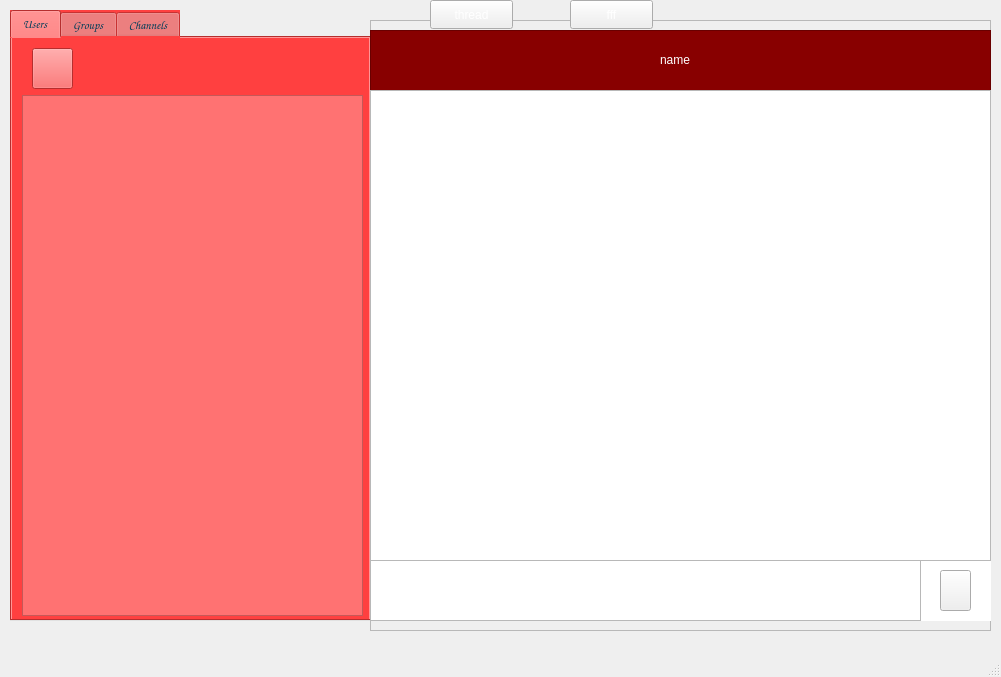
Above: code/mainwindow.ui from SAliAkhiM/AP-Project-Daligram before the change. Below: the same form after it.
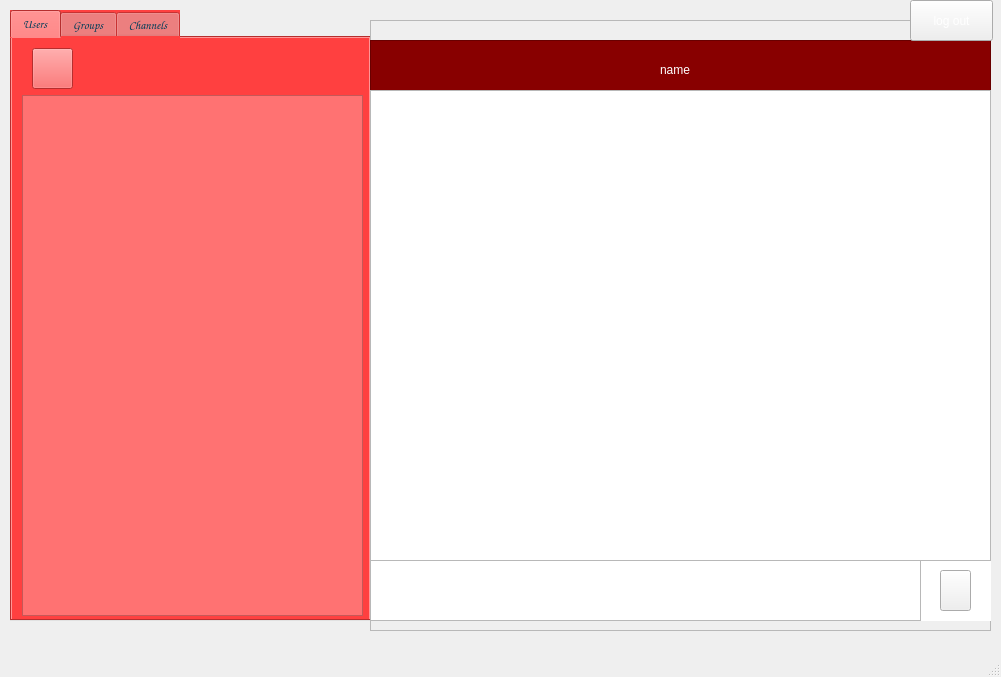
That is the form after the change. The open tabs and pages were chosen to show the change. Icons and pictures are not drawn.

```diff
--- a/code/mainwindow.ui
+++ b/code/mainwindow.ui
@@ -183,9 +183,9 @@
      <property name="geometry">
       <rect>
        <x>0</x>
-       <y>10</y>
+       <y>20</y>
        <width>621</width>
-       <height>61</height>
+       <height>51</height>
       </rect>
      </property>
      <property name="styleSheet">
@@ -303,30 +303,13 @@
      <string/>
     </property>
    </widget>
-   <widget class="QPushButton" name="pushButton">
-    <property name="geometry">
-     <rect>
-      <x>430</x>
-      <y>0</y>
-      <width>83</width>
-      <height>29</height>
-     </rect>
-    </property>
-    <property name="styleSheet">
-     <string notr="true">border-image: url(:/new/prefix1/neumorphic-rectangle-button-free-png.png);
-color: rgb(255, 255, 255);</string>
-    </property>
-    <property name="text">
-     <string>thread</string>
-    </property>
-   </widget>
    <widget class="QPushButton" name="pushButton_2">
     <property name="geometry">
      <rect>
-      <x>570</x>
+      <x>910</x>
       <y>0</y>
       <width>83</width>
-      <height>29</height>
+      <height>41</height>
      </rect>
     </property>
     <property name="styleSheet">
@@ -334,7 +317,7 @@
 color: rgb(255, 255, 255);</string>
     </property>
     <property name="text">
-     <string>fff</string>
+     <string>log out</string>
     </property>
    </widget>
    <zorder>label</zorder>
```
Left out of the diff: 5 changed lines with no effect on the pictures.
